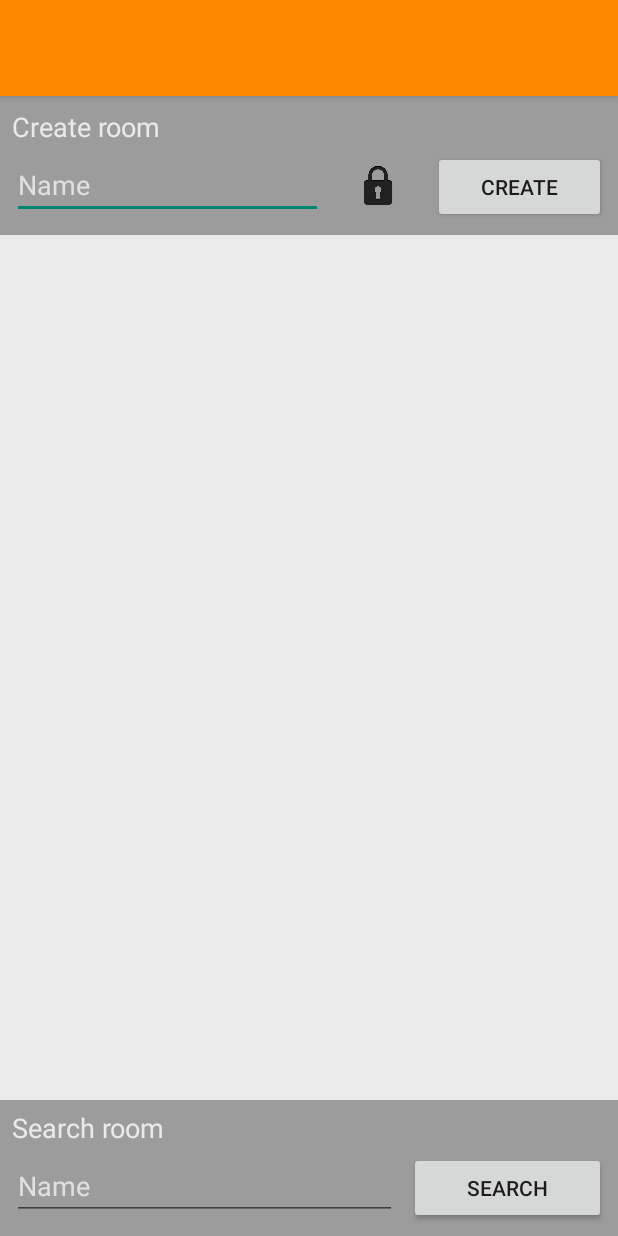
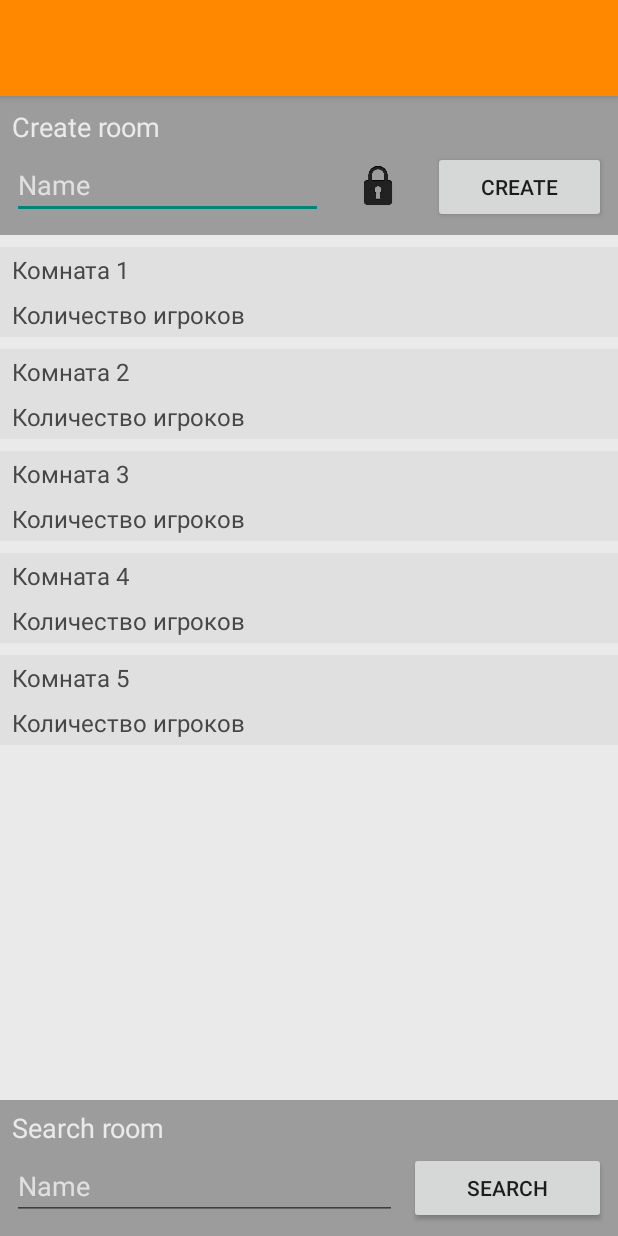
Before and after one commit to Malez228/UNO, an Android app: the layout activity_menu.xml on its own in the app's theme, with its tools: preview values and no code run, on a phone screen of 412 x 824 dp. Run offline under Robolectric (Android 15) with nearby library versions, the phone set to English and light mode, and no system bars.

Commit message:
Фикс пропуска хода и захода в начатую игру

```diff
--- a/app/build.gradle
+++ b/app/build.gradle
@@ -8,7 +8,7 @@ android {
         minSdkVersion 14
         targetSdkVersion 26
         versionCode 1
-        versionName "0.26-Beta"
+        versionName "0.27-Beta"
         testInstrumentationRunner "android.support.test.runner.AndroidJUnitRunner"
     }
     buildTypes {
--- a/app/src/main/res/layout/activity_menu.xml
+++ b/app/src/main/res/layout/activity_menu.xml
@@ -45,7 +45,7 @@
                 android:background="@color/backL"
                 android:paddingBottom="4dp"
                 android:paddingTop="4dp"
-                android:visibility="invisible">
+                >
 
                 <TextView
                     android:id="@+id/Room1Players"
@@ -80,7 +80,7 @@
                 android:background="@color/backL"
                 android:paddingBottom="4dp"
                 android:paddingTop="4dp"
-                android:visibility="invisible">
+                >
 
                 <TextView
                     android:id="@+id/Room2Players"
@@ -115,7 +115,7 @@
                 android:background="@color/backL"
                 android:paddingBottom="4dp"
                 android:paddingTop="4dp"
-                android:visibility="invisible">
+                >
 
                 <TextView
                     android:id="@+id/Room3Players"
@@ -150,7 +150,7 @@
                 android:background="@color/backL"
                 android:paddingBottom="4dp"
                 android:paddingTop="4dp"
-                android:visibility="invisible">
+                >
 
                 <TextView
                     android:id="@+id/Room4Players"
@@ -185,7 +185,7 @@
                 android:background="@color/backL"
                 android:paddingBottom="4dp"
                 android:paddingTop="4dp"
-                android:visibility="invisible">
+                >
 
                 <TextView
                     android:id="@+id/Room5Players"
```
Also changed, not shown: app/src/main/java/com/malec/uno/MainActivity.java (+15 -9 lines), app/src/main/java/com/malec/uno/MenuActivity.java (+18 -7 lines).
